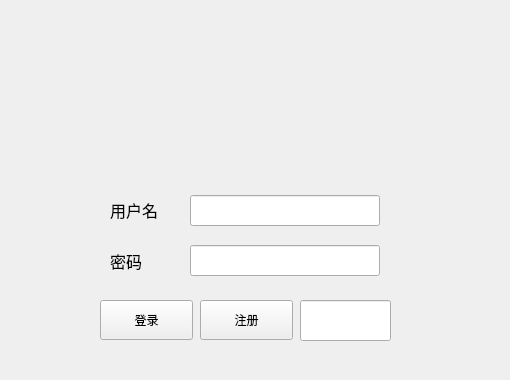
Above: Log.ui from jimmyss/Bejeweled before the change. Below: the same form after it.
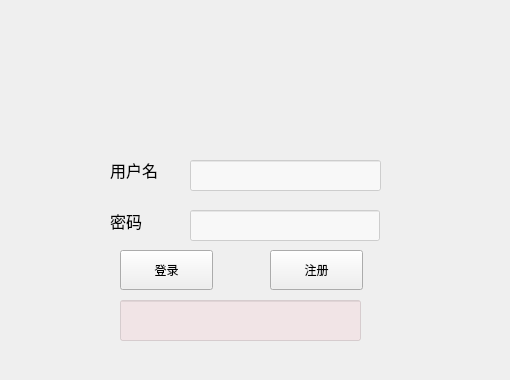
That is the form after the change.

What changed in the file:
```diff
--- a/Log.ui
+++ b/Log.ui
@@ -29,14 +29,13 @@
    <property name="geometry">
     <rect>
      <x>110</x>
-     <y>250</y>
+     <y>210</y>
      <width>72</width>
      <height>21</height>
     </rect>
    </property>
    <property name="font">
     <font>
-     <family>等线</family>
      <pointsize>12</pointsize>
     </font>
    </property>
@@ -48,27 +47,36 @@
    <property name="geometry">
     <rect>
      <x>190</x>
-     <y>195</y>
-     <width>190</width>
+     <y>160</y>
+     <width>191</width>
      <height>31</height>
     </rect>
    </property>
+   <property name="styleSheet">
+    <string notr="true">background-color: rgba(255, 255, 255, 150);</string>
+   </property>
   </widget>
   <widget class="QLineEdit" name="lineEditPassword">
    <property name="geometry">
     <rect>
      <x>190</x>
-     <y>245</y>
+     <y>210</y>
      <width>190</width>
      <height>31</height>
     </rect>
    </property>
+   <property name="styleSheet">
+    <string notr="true">background-color: rgba(255, 255, 255, 150);</string>
+   </property>
+   <property name="echoMode">
+    <enum>QLineEdit::Password</enum>
+   </property>
   </widget>
   <widget class="QPushButton" name="pushButtonLog">
    <property name="geometry">
     <rect>
-     <x>100</x>
-     <y>300</y>
+     <x>120</x>
+     <y>250</y>
      <width>93</width>
      <height>40</height>
     </rect>
@@ -80,8 +88,8 @@
   <widget class="QPushButton" name="pushButtonReg">
    <property name="geometry">
     <rect>
-     <x>200</x>
-     <y>300</y>
+     <x>270</x>
+     <y>250</y>
      <width>93</width>
      <height>40</height>
     </rect>
@@ -94,14 +102,13 @@
    <property name="geometry">
     <rect>
      <x>110</x>
-     <y>200</y>
+     <y>160</y>
      <width>72</width>
      <height>20</height>
     </rect>
    </property>
    <property name="font">
     <font>
-     <family>等线</family>
      <pointsize>12</pointsize>
     </font>
    </property>
@@ -112,12 +119,20 @@
   <widget class="QLineEdit" name="lineEditHint">
    <property name="geometry">
     <rect>
-     <x>300</x>
+     <x>120</x>
      <y>300</y>
-     <width>91</width>
+     <width>241</width>
      <height>41</height>
     </rect>
    </property>
+   <property name="styleSheet">
+    <string notr="true">background-color: rgba(245, 212, 217, 100);
+font: 12pt &quot;等线&quot;;
+</string>
+   </property>
+   <property name="readOnly">
+    <bool>true</bool>
+   </property>
   </widget>
  </widget>
  <layoutdefault spacing="6" margin="11"/>
```
Left out of the diff: 2 changed lines with no effect on the pictures.
